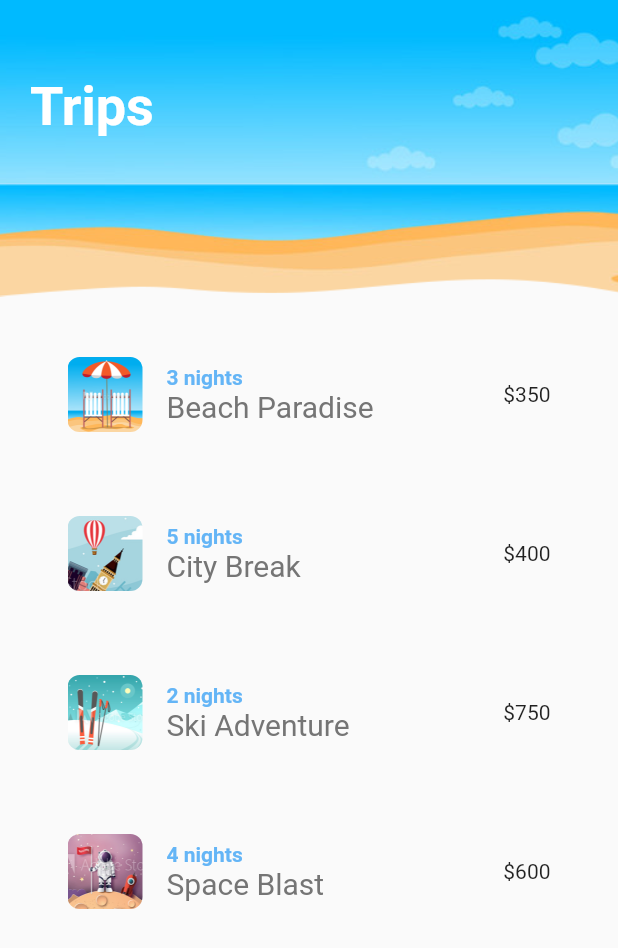
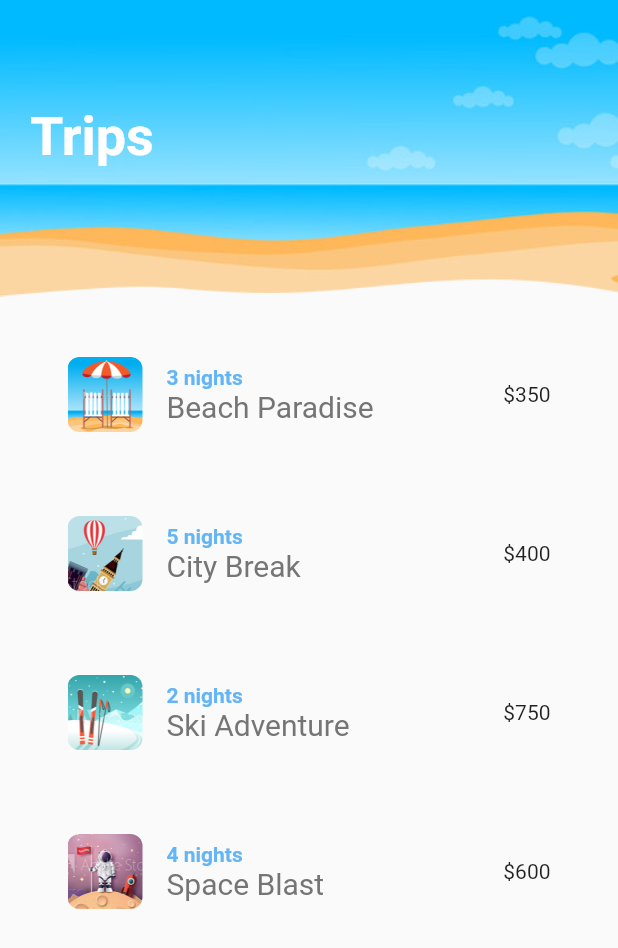
Before and after one commit to thiengat1/flutter-trips-project, a Flutter app: the screen it shows after launch, on a phone screen of 412 x 824 dp. Shown: the top 948 px of the screen. Run offline on Flutter 3.47's test engine with Material 2 defaults, Android fonts, the phone set to English and light mode, and no system bars; missing offline and left inert: lipsum.

```diff
--- a/lib/shared/screenTitle.dart
+++ b/lib/shared/screenTitle.dart
@@ -2,23 +2,32 @@
  * @Description:
  * @Author: Lewis
  * @Date: 2023-01-10 09:53:25
- * @LastEditTime: 2023-01-10 10:24:18
+ * @LastEditTime: 2023-01-12 13:23:51
  * @LastEditors: Lewis
  */
 import 'package:flutter/material.dart';
 
- class ScreenTitle extends StatelessWidget {
+class ScreenTitle extends StatelessWidget {
   final String text;
-  const ScreenTitle({ Key? key,this.text=''}) : super(key: key);
+  const ScreenTitle({Key? key, this.text = ''}) : super(key: key);
 
   @override
   Widget build(BuildContext context) {
-    return Text(
-      text,
-      style:  const TextStyle(
-        fontSize:36,
-        color:Colors.white,
-        fontWeight: FontWeight.bold
+    return TweenAnimationBuilder(
+      duration: const Duration(milliseconds: 500),
+      tween: Tween<double>(begin: 0, end: 1),
+      builder: (BuildContext context, double val, child) {
+        return Opacity(
+            opacity: val,
+            child: Padding(
+              padding: EdgeInsets.only(top: val * 20),
+              child: child,
+            ));
+      },
+      child: Text(
+        text,
+        style: const TextStyle(
+            fontSize: 36, color: Colors.white, fontWeight: FontWeight.bold),
       ),
     );
   }
--- a/lib/shared/tripList.dart
+++ b/lib/shared/tripList.dart
@@ -2,7 +2,7 @@
  * @Description:
  * @Author: Lewis
  * @Date: 2023-01-10 10:44:11
- * @LastEditTime: 2023-01-10 17:34:53
+ * @LastEditTime: 2023-01-12 13:48:24
  * @LastEditors: Lewis
  */
 import 'package:flutter/material.dart';
@@ -58,9 +58,12 @@ class _TripListState extends State<TripList> {
       ),
       leading: ClipRRect(
         borderRadius: BorderRadius.circular(8.0),
-        child: Image.asset(
-          'images/${trip.img}',
-          height: 50.0,
+        child: Hero(
+          tag: 'location-img-${trip.img}',
+          child: Image.asset(
+            'images/${trip.img}',
+            height: 50.0,
+          ),
         ),
       ),
       trailing: Text('\$${trip.price}'),
```
Also changed, not shown: lib/main.dart (+4 -4 lines), lib/screens/details.dart (+9 -6 lines), lib/screens/sandbox.dart (added, +63 -0 lines), lib/shared/heart.dart (+63 -9 lines).
